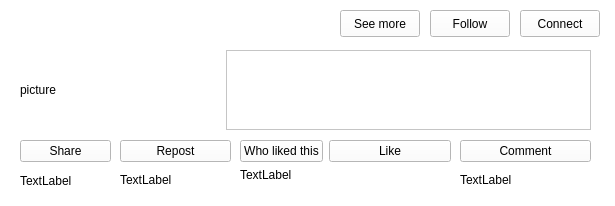
This is postui.ui in KNajjary/LinkedIn as Qt 5 draws it before an edit. The edited form follows.
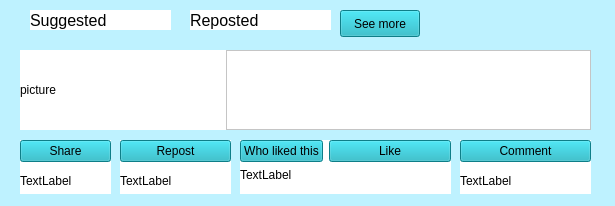
This is the edited form.

Patch:
```diff
--- a/postui.ui
+++ b/postui.ui
@@ -16,19 +16,6 @@
   <property name="styleSheet">
    <string notr="true">background-color: rgb(255, 255, 255);</string>
   </property>
-  <widget class="QPushButton" name="pushButton_Connect">
-   <property name="geometry">
-    <rect>
-     <x>520</x>
-     <y>10</y>
-     <width>80</width>
-     <height>27</height>
-    </rect>
-   </property>
-   <property name="text">
-    <string>Connect</string>
-   </property>
-  </widget>
   <widget class="QWidget" name="verticalLayoutWidget">
    <property name="geometry">
     <rect>
@@ -41,6 +28,10 @@
    <layout class="QVBoxLayout" name="verticalLayout">
     <item>
      <widget class="QPushButton" name="pushButton_Share">
+      <property name="styleSheet">
+       <string notr="true">background-color: rgb(20,176,191);
+</string>
+      </property>
       <property name="text">
        <string>Share</string>
       </property>
@@ -61,12 +52,16 @@
      <x>120</x>
      <y>140</y>
      <width>111</width>
-     <height>51</height>
+     <height>54</height>
     </rect>
    </property>
    <layout class="QVBoxLayout" name="verticalLayout_2">
     <item>
      <widget class="QPushButton" name="pushButton_Repost">
+      <property name="styleSheet">
+       <string notr="true">background-color: rgb(20,176,191);
+</string>
+      </property>
       <property name="text">
        <string>Repost</string>
       </property>
@@ -87,12 +82,16 @@
      <x>460</x>
      <y>140</y>
      <width>131</width>
-     <height>51</height>
+     <height>54</height>
     </rect>
    </property>
    <layout class="QVBoxLayout" name="verticalLayout_3">
     <item>
      <widget class="QPushButton" name="pushButton_Comment">
+      <property name="styleSheet">
+       <string notr="true">background-color: rgb(20,176,191);
+</string>
+      </property>
       <property name="text">
        <string>Comment</string>
       </property>
@@ -113,12 +112,16 @@
      <x>240</x>
      <y>140</y>
      <width>211</width>
-     <height>51</height>
+     <height>54</height>
     </rect>
    </property>
    <layout class="QFormLayout" name="formLayout">
     <item row="0" column="0">
      <widget class="QPushButton" name="pushButton_WhoLiked">
+      <property name="styleSheet">
+       <string notr="true">background-color: rgb(20,176,191);
+</string>
+      </property>
       <property name="text">
        <string>Who liked this</string>
       </property>
@@ -126,6 +129,10 @@
     </item>
     <item row="0" column="1">
      <widget class="QPushButton" name="pushButton_Like">
+      <property name="styleSheet">
+       <string notr="true">background-color: rgb(20,176,191);
+</string>
+      </property>
       <property name="text">
        <string>Like</string>
       </property>
@@ -168,19 +175,6 @@
     </item>
    </layout>
   </widget>
-  <widget class="QPushButton" name="pushButton_Follow">
-   <property name="geometry">
-    <rect>
-     <x>430</x>
-     <y>10</y>
-     <width>80</width>
-     <height>27</height>
-    </rect>
-   </property>
-   <property name="text">
-    <string>Follow</string>
-   </property>
-  </widget>
   <widget class="QPushButton" name="pushButton_SeeMore">
    <property name="geometry">
     <rect>
@@ -190,10 +184,115 @@
      <height>27</height>
     </rect>
    </property>
+   <property name="styleSheet">
+    <string notr="true">background-color: rgb(20,176,191);
+</string>
+   </property>
    <property name="text">
     <string>See more</string>
    </property>
   </widget>
+  <widget class="QLabel" name="label_reposted">
+   <property name="geometry">
+    <rect>
+     <x>190</x>
+     <y>10</y>
+     <width>141</width>
+     <height>20</height>
+    </rect>
+   </property>
+   <property name="font">
+    <font>
+     <pointsize>12</pointsize>
+    </font>
+   </property>
+   <property name="text">
+    <string>Reposted</string>
+   </property>
+  </widget>
+  <widget class="QLabel" name="label_suggested">
+   <property name="geometry">
+    <rect>
+     <x>30</x>
+     <y>10</y>
+     <width>141</width>
+     <height>20</height>
+    </rect>
+   </property>
+   <property name="font">
+    <font>
+     <pointsize>12</pointsize>
+    </font>
+   </property>
+   <property name="text">
+    <string>Suggested</string>
+   </property>
+  </widget>
+  <widget class="QFrame" name="frame">
+   <property name="geometry">
+    <rect>
+     <x>-10</x>
+     <y>-10</y>
+     <width>631</width>
+     <height>221</height>
+    </rect>
+   </property>
+   <property name="styleSheet">
+    <string notr="true">background-color: rgb(190, 242, 255);
+</string>
+   </property>
+   <property name="frameShape">
+    <enum>QFrame::StyledPanel</enum>
+   </property>
+   <property name="frameShadow">
+    <enum>QFrame::Raised</enum>
+   </property>
+  </widget>
+  <widget class="QWidget" name="">
+   <property name="geometry">
+    <rect>
+     <x>430</x>
+     <y>10</y>
+     <width>168</width>
+     <height>29</height>
+    </rect>
+   </property>
+   <layout class="QHBoxLayout" name="horizontalLayout_2">
+    <item>
+     <widget class="QPushButton" name="pushButton_Follow">
+      <property name="styleSheet">
+       <string notr="true">background-color: rgb(20,176,191);
+</string>
+      </property>
+      <property name="text">
+       <string>Follow</string>
+      </property>
+     </widget>
+    </item>
+    <item>
+     <widget class="QPushButton" name="pushButton_Connect">
+      <property name="styleSheet">
+       <string notr="true">background-color: rgb(20,176,191);
+</string>
+      </property>
+      <property name="text">
+       <string>Connect</string>
+      </property>
+     </widget>
+    </item>
+   </layout>
+  </widget>
+  <zorder>frame</zorder>
+  <zorder>pushButton_Connect</zorder>
+  <zorder>verticalLayoutWidget</zorder>
+  <zorder>verticalLayoutWidget_2</zorder>
+  <zorder>verticalLayoutWidget_3</zorder>
+  <zorder>formLayoutWidget</zorder>
+  <zorder>horizontalLayoutWidget</zorder>
+  <zorder>pushButton_Follow</zorder>
+  <zorder>pushButton_SeeMore</zorder>
+  <zorder>label_reposted</zorder>
+  <zorder>label_suggested</zorder>
  </widget>
  <resources/>
  <connections/>
```
